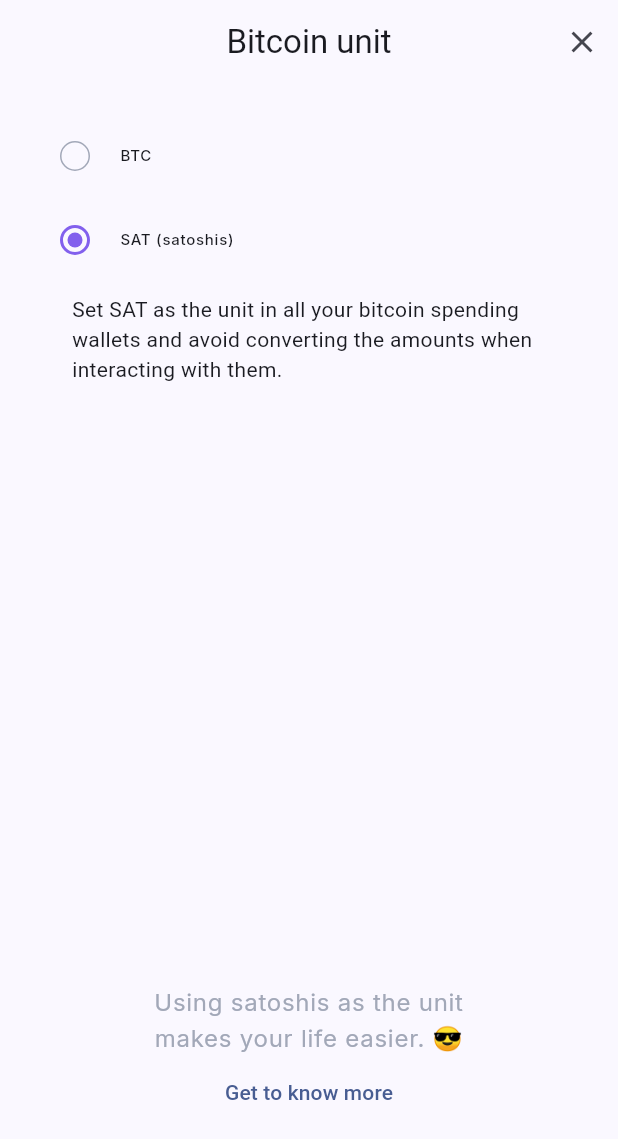
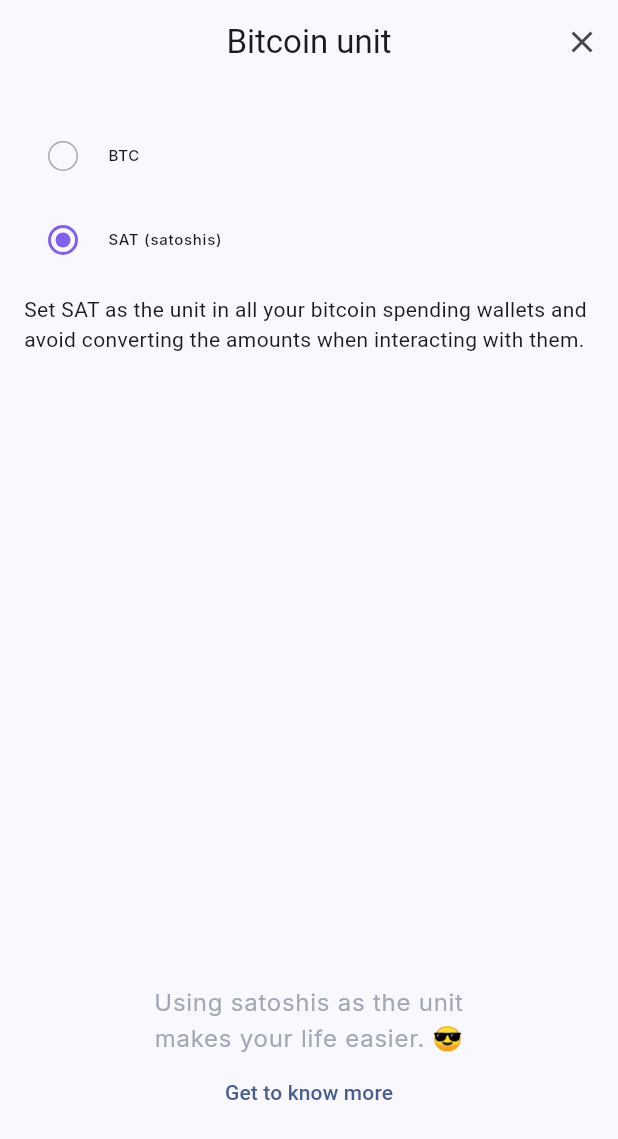
Before and after one commit to kumuly/kumuly_pocket, a Flutter app: the BitcoinUnitSettingsScreen screen opened by its route, after a tap on "SAT (satoshis)", on a phone screen of 412 x 824 dp. Shown: the top 1139 px of the screen. Run offline on Flutter 3.47's test engine with Material 2 defaults, Android fonts, the phone set to English and light mode, and no system bars; our stand-ins replace animate_do, cloud_firestore, cloud_functions, convert, equatable, firebase_auth and 10 more; missing offline and left inert: bip39_mnemonic, breez_sdk, firebase_app_check, mobile_scanner; accounts and stored records are empty; generated files the repository leaves out were written again; statements that could not run were skipped.

Commit message:
fix: padding btc unit setting screen

```diff
--- a/lib/features/settings/bitcoin_unit_settings_screen.dart
+++ b/lib/features/settings/bitcoin_unit_settings_screen.dart
@@ -55,7 +55,7 @@ class BitcoinUnitSettingsScreen extends ConsumerWidget {
       extendBodyBehindAppBar: false,
       body: Padding(
         padding: const EdgeInsets.symmetric(
-          horizontal: 24,
+          horizontal: 16,
         ),
         child: Column(
           children: [
@@ -85,16 +85,11 @@ class BitcoinUnitSettingsScreen extends ConsumerWidget {
             const SizedBox(height: 8.0),
             if (bitcoinUnit == BitcoinUnit.sat)
               BounceInUp(
-                child: Padding(
-                  padding: const EdgeInsets.symmetric(
-                    horizontal: 24.0,
-                  ),
-                  child: Text(
-                    copy.satUnitHelperText,
-                    style: textTheme.body2(
-                      Palette.neutral[70],
-                      FontWeight.normal,
-                    ),
+                child: Text(
+                  copy.satUnitHelperText,
+                  style: textTheme.body2(
+                    Palette.neutral[70],
+                    FontWeight.normal,
                   ),
                 ),
               ),
```
